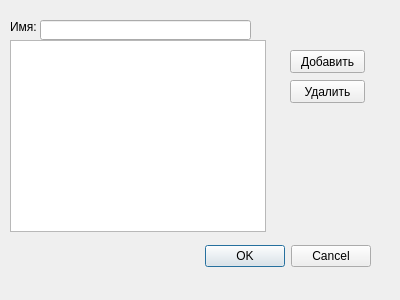
First picture: the form in changeteacherfrom.ui, repository BlackSerperior6/ScheduleDepartmentProgram, before the edit.
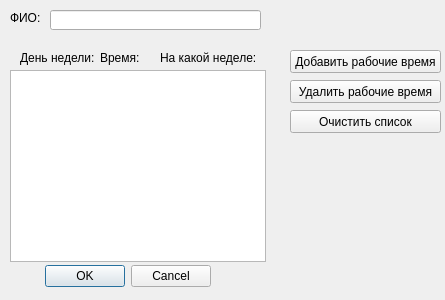
Second picture: the form after the edit.

Diff of the .ui file:
```diff
--- a/changeteacherfrom.ui
+++ b/changeteacherfrom.ui
@@ -6,7 +6,7 @@
    <rect>
     <x>0</x>
     <y>0</y>
-    <width>400</width>
+    <width>445</width>
     <height>300</height>
    </rect>
   </property>
@@ -17,8 +17,8 @@
    <property name="geometry">
     <rect>
      <x>30</x>
-     <y>240</y>
-     <width>341</width>
+     <y>260</y>
+     <width>181</width>
      <height>32</height>
     </rect>
    </property>
@@ -33,20 +33,20 @@
    <property name="geometry">
     <rect>
      <x>10</x>
-     <y>20</y>
-     <width>47</width>
-     <height>13</height>
+     <y>10</y>
+     <width>31</width>
+     <height>16</height>
     </rect>
    </property>
    <property name="text">
-    <string>Имя:</string>
+    <string>ФИО:</string>
    </property>
   </widget>
   <widget class="QLineEdit" name="NameEdit">
    <property name="geometry">
     <rect>
-     <x>40</x>
-     <y>20</y>
+     <x>50</x>
+     <y>10</y>
      <width>211</width>
      <height>20</height>
     </rect>
@@ -56,7 +56,7 @@
    <property name="geometry">
     <rect>
      <x>10</x>
-     <y>40</y>
+     <y>70</y>
      <width>256</width>
      <height>192</height>
     </rect>
@@ -67,12 +67,12 @@
     <rect>
      <x>290</x>
      <y>50</y>
-     <width>75</width>
+     <width>151</width>
      <height>23</height>
     </rect>
    </property>
    <property name="text">
-    <string>Добавить</string>
+    <string>Добавить рабочие время</string>
    </property>
   </widget>
   <widget class="QPushButton" name="RemoveButton">
@@ -80,12 +80,64 @@
     <rect>
      <x>290</x>
      <y>80</y>
-     <width>75</width>
+     <width>151</width>
      <height>23</height>
     </rect>
    </property>
    <property name="text">
-    <string>Удалить</string>
+    <string>Удалить рабочие время</string>
+   </property>
+  </widget>
+  <widget class="QLabel" name="label_2">
+   <property name="geometry">
+    <rect>
+     <x>20</x>
+     <y>50</y>
+     <width>81</width>
+     <height>16</height>
+    </rect>
+   </property>
+   <property name="text">
+    <string>День недели:</string>
+   </property>
+  </widget>
+  <widget class="QLabel" name="label_3">
+   <property name="geometry">
+    <rect>
+     <x>100</x>
+     <y>50</y>
+     <width>51</width>
+     <height>16</height>
+    </rect>
+   </property>
+   <property name="text">
+    <string>Время:</string>
+   </property>
+  </widget>
+  <widget class="QLabel" name="label_4">
+   <property name="geometry">
+    <rect>
+     <x>160</x>
+     <y>50</y>
+     <width>101</width>
+     <height>16</height>
+    </rect>
+   </property>
+   <property name="text">
+    <string>На какой неделе:</string>
+   </property>
+  </widget>
+  <widget class="QPushButton" name="ClearButton">
+   <property name="geometry">
+    <rect>
+     <x>290</x>
+     <y>110</y>
+     <width>151</width>
+     <height>23</height>
+    </rect>
+   </property>
+   <property name="text">
+    <string>Очистить список</string>
    </property>
   </widget>
  </widget>
```
Left out of the diff: 2 changed lines with no effect on the pictures.
